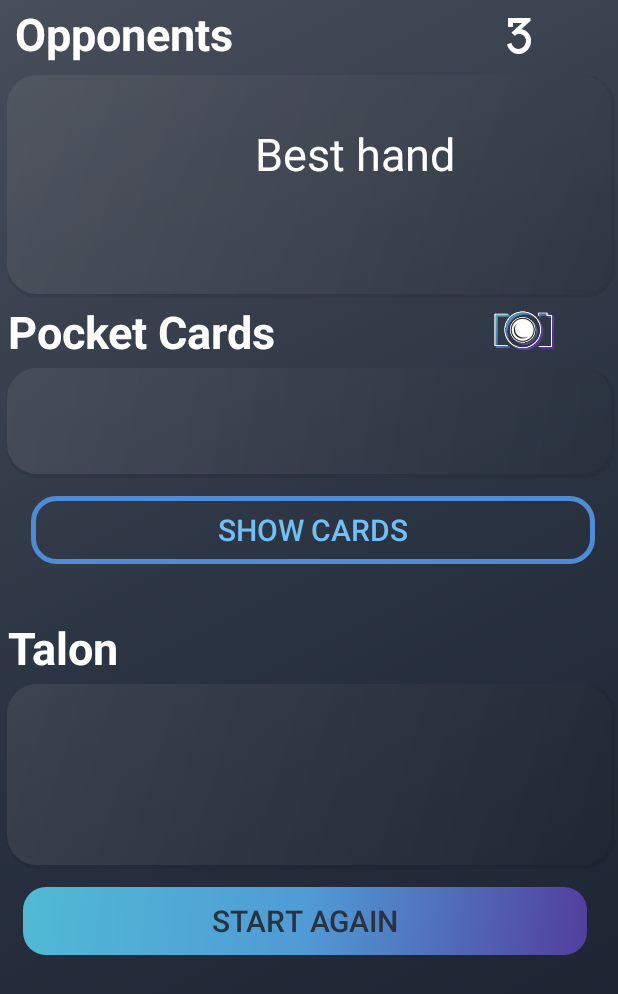
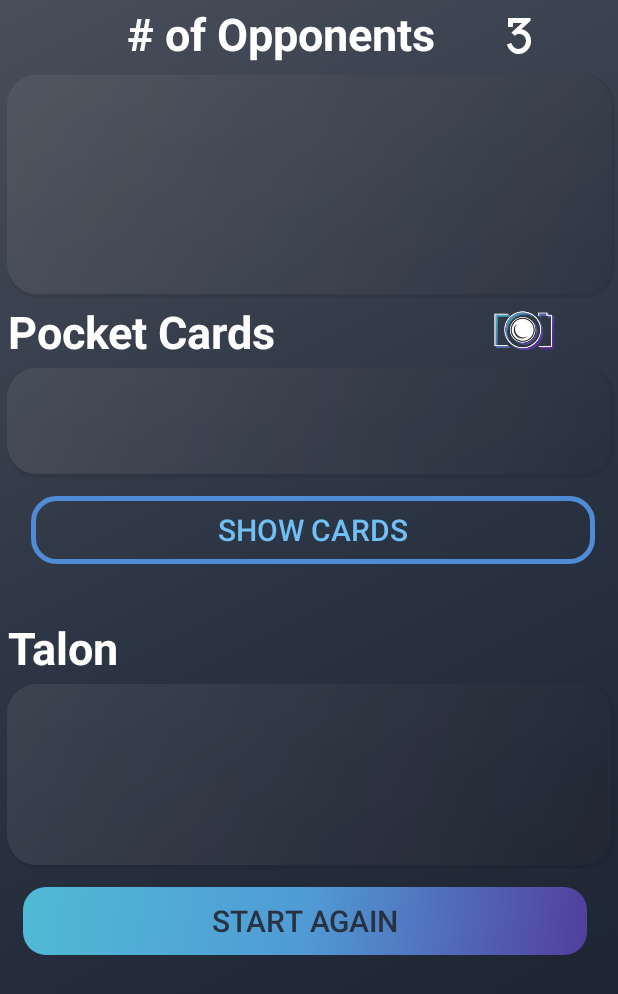
Before and after one commit to SBaierUni/PokerApp, an Android app: the screen it shows after launch (ManualEntryActivity), after a tap on "HIDE CARDS", on a phone screen of 412 x 824 dp. Shown: the top 994 px of the screen. Run offline under Robolectric (Android 15) with nearby library versions, the phone set to English and light mode, and no system bars; Roboto replaces fonts that are not available here.

Commit message:
"BEST HAND" now hiding...

```diff
--- a/app/src/main/java/com/bene/wintexasholdemfinal/ManualEntryActivity.java
+++ b/app/src/main/java/com/bene/wintexasholdemfinal/ManualEntryActivity.java
@@ -54,6 +54,8 @@ public class ManualEntryActivity extends AppCompatActivity
     private ImageButton scanHand;
     private ImageButton scanFlop;
 
+    private TextView bestHand;
+
     private ProgressBar mProgress;
     private Handler handler = new Handler();
 
@@ -81,6 +83,7 @@ public class ManualEntryActivity extends AppCompatActivity
         scanFlop = findViewById(R.id.scanFlop);
         scanHand = findViewById(R.id.scanHand);
         hideCards = findViewById(R.id.hideCards);
+        bestHand = findViewById(R.id.text4);
 
         Drawable drawable = ResourcesCompat.getDrawable(getResources(), R.drawable.circular_progress_bar, null);
         mProgress = findViewById(R.id.circularProgressbar);
@@ -289,6 +292,7 @@ public class ManualEntryActivity extends AppCompatActivity
             hideCards.setBackgroundResource(R.drawable.button_theme);
             hideCards.setText(R.string.hide);
             hideCards.setTextColor(ContextCompat.getColor(this, R.color.theme_black));
+            bestHand.setVisibility(View.VISIBLE);
         } else {
             probabilityToWin.setVisibility(View.INVISIBLE);
             mProgress.setVisibility(View.INVISIBLE);
@@ -298,6 +302,7 @@ public class ManualEntryActivity extends AppCompatActivity
             hideCards.setBackgroundResource(R.drawable.button_theme_inverse);
             hideCards.setText(R.string.show);
             hideCards.setTextColor(ContextCompat.getColor(this, R.color.theme_blue));
+            bestHand.setVisibility(View.INVISIBLE);
         }
     }
 
--- a/app/src/main/res/layout/manual_entry_activity.xml
+++ b/app/src/main/res/layout/manual_entry_activity.xml
@@ -23,7 +23,8 @@
             android:layout_width="0dp"
             android:layout_height="wrap_content"
             android:layout_weight="5"
-            android:text="Opponents"
+            android:gravity="right"
+            android:text="# of Opponents"
             android:textColor="@color/theme_white"
             android:textSize="30sp"
             android:textStyle="bold" />
```
Also changed, not shown: 1 other file.
